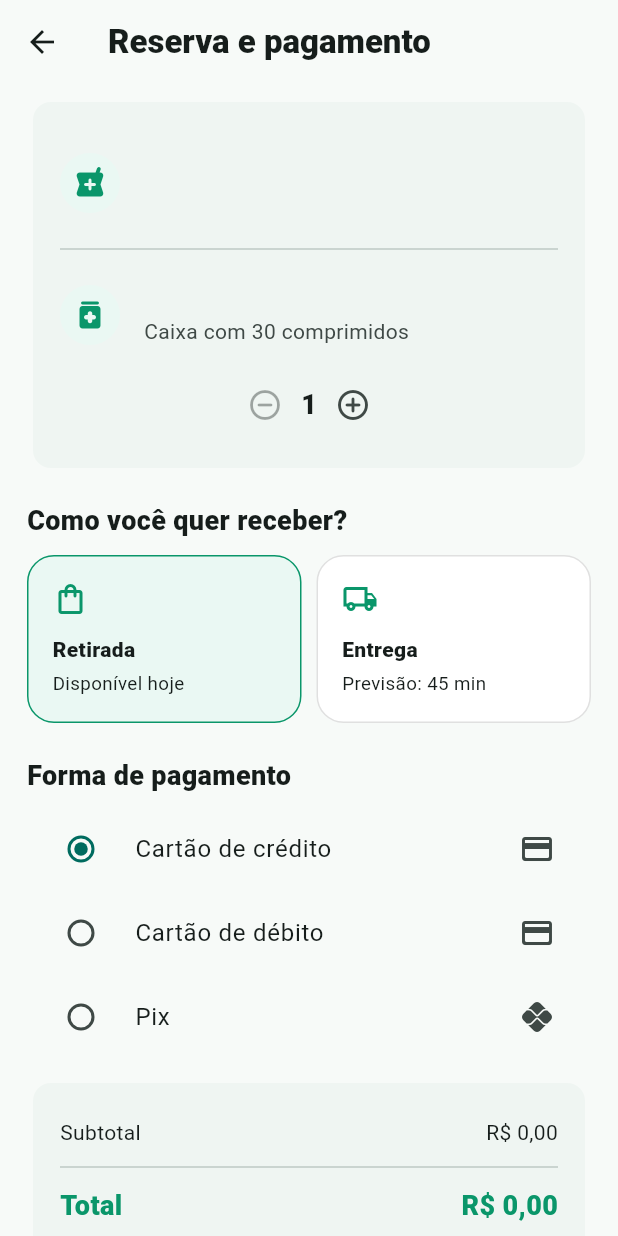
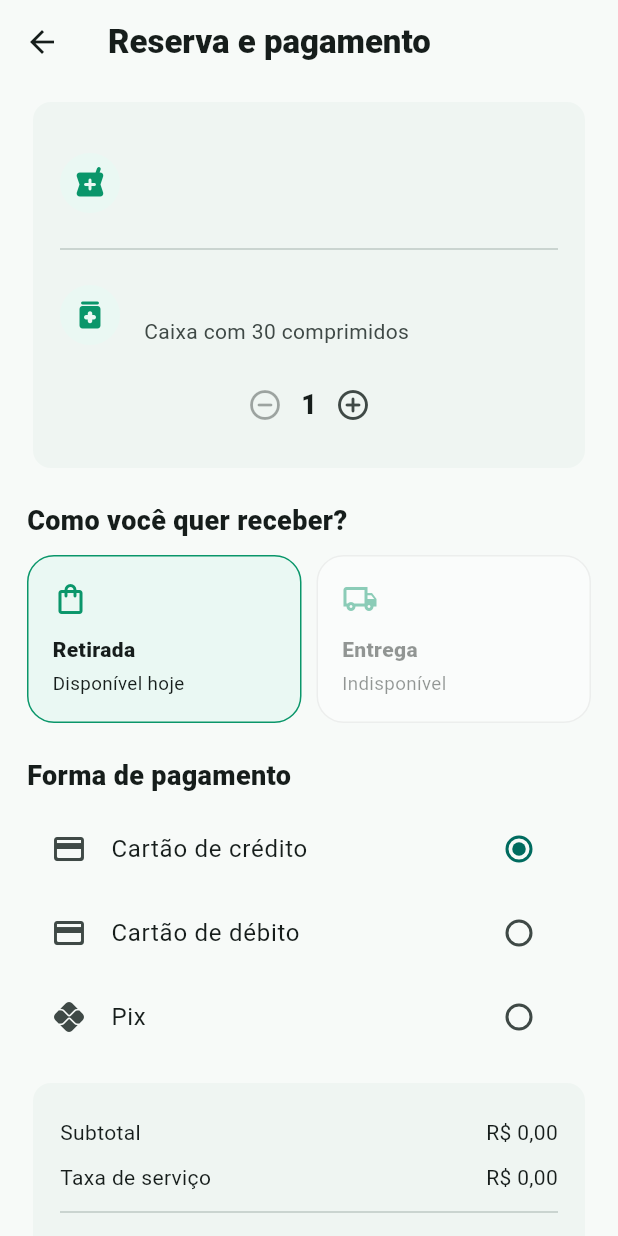
Before and after one commit to Aleks-Pires/ESDM-FarmAqui, a Flutter app: the ReservationPage screen opened directly with empty values, on a phone screen of 412 x 824 dp. Run offline on Flutter 3.47's test engine with Material 3 defaults, Android fonts, the phone set to English and light mode, and no system bars; our stand-ins replace flutter_secure_storage, geolocator; accounts and stored records are empty.

Commit message:
feat: integra reserva, receita e pagamento simulados

```diff
--- a/lib/features/medication/presentation/pages/reservation_page.dart
+++ b/lib/features/medication/presentation/pages/reservation_page.dart
@@ -1,4 +1,6 @@
 import 'package:flutter/material.dart';
+
+import '../../data/services/medication_service.dart';
 
 final class ReservationPage extends StatefulWidget {
   const ReservationPage({
@@ -6,6 +8,8 @@ final class ReservationPage extends StatefulWidget {
     required this.medicine,
     required this.city,
     required this.price,
+    required this.deliveryAvailable,
+    required this.prescriptionRequired,
     super.key,
   });
 
@@ -13,18 +17,62 @@ final class ReservationPage extends StatefulWidget {
   final String medicine;
   final String city;
   final String price;
+  final bool deliveryAvailable;
+  final bool prescriptionRequired;
 
   @override
   State<ReservationPage> createState() => _ReservationPageState();
 }
 
 final class _ReservationPageState extends State<ReservationPage> {
+  final service = MedicationService();
+
   int quantity = 1;
   bool delivery = false;
+  bool prescriptionAttached = false;
+  bool confirming = false;
   String payment = 'Cartão de crédito';
 
-  void confirm() {
-    showDialog<void>(
+  double get unitPrice {
+    final normalized = widget.price
+        .replaceAll('R\$', '')
+        .replaceAll('.', '')
+        .replaceAll(',', '.')
+        .trim();
+
+    return double.tryParse(normalized) ?? 0;
+  }
+
+  String brl(double value) {
+    return 'R\$ ${value.toStringAsFixed(2).replaceAll('.', ',')}';
+  }
+
+  Future<void> confirm() async {
+    if (widget.prescriptionRequired && !prescriptionAttached) {
+      ScaffoldMessenger.of(context).showSnackBar(
+        const SnackBar(
+          content: Text(
+            'Este medicamento exige receita. Anexe a prescrição para continuar.',
+          ),
+        ),
+      );
+      return;
+    }
+
+    setState(() => confirming = true);
+
+    try {
+      final success = await service.createReservation(
+        pharmacy: widget.pharmacy,
+        medicine: widget.medicine,
+        quantity: quantity,
+        delivery: delivery,
+        payment: payment,
+      );
+
+      if (!mounted || !success) return;
+
+      await showDialog<void>(
         context: context,
         builder: (context) => AlertDialog(
           icon: const Icon(
@@ -32,36 +80,26 @@ final class _ReservationPageState extends State<ReservationPage> {
             color: Color(0xFF0A966A),
             size: 48,
           ),
-        title: const Text('Reserva confirmada'),
+          title: Text(delivery ? 'Pedido confirmado' : 'Reserva confirmada'),
           content: Text(
             delivery
-              ? 'Pedido registrado. Previsão de entrega: aproximadamente 45 minutos.'
-              : 'Pedido registrado e disponível para retirada hoje.',
+                ? 'Pagamento simulado aprovado. Previsão de entrega: aproximadamente 45 minutos.'
+                : 'Pagamento simulado aprovado. Medicamento reservado para retirada hoje.',
           ),
           actions: [
             FilledButton(
-            onPressed: () {
-              Navigator.pop(context);
-              Navigator.popUntil(context, (route) => route.isFirst);
-            },
+              onPressed: () => Navigator.pop(context),
               child: const Text('Concluir'),
             ),
           ],
         ),
       );
+
+      if (!mounted) return;
+      Navigator.popUntil(context, (route) => route.isFirst);
+    } finally {
+      if (mounted) setState(() => confirming = false);
     }
-
-  double get unitPrice {
-    final normalized = widget.price
-        .replaceAll('R\$', '')
-        .replaceAll('.', '')
-        .replaceAll(',', '.')
-        .trim();
-    return double.tryParse(normalized) ?? 0;
-  }
-
-  String brl(double value) {
-    return 'R\$ ' + value.toStringAsFixed(2).replaceAll('.', ',');
   }
 
   @override
@@ -92,7 +130,10 @@ final class _ReservationPageState extends State<ReservationPage> {
                     contentPadding: EdgeInsets.zero,
                     leading: const CircleAvatar(
                       backgroundColor: Color(0xFFEAF8F3),
-                      child: Icon(Icons.local_pharmacy_rounded, color: Color(0xFF0A966A)),
+                      child: Icon(
+                        Icons.local_pharmacy_rounded,
+                        color: Color(0xFF0A966A),
+                      ),
                     ),
                     title: Text(
                       widget.pharmacy,
@@ -105,7 +146,10 @@ final class _ReservationPageState extends State<ReservationPage> {
                     contentPadding: EdgeInsets.zero,
                     leading: const CircleAvatar(
                       backgroundColor: Color(0xFFEAF8F3),
-                      child: Icon(Icons.medication_rounded, color: Color(0xFF0A966A)),
+                      child: Icon(
+                        Icons.medication_rounded,
+                        color: Color(0xFF0A966A),
+                      ),
                     ),
                     title: Text(
                       widget.medicine,
@@ -147,6 +191,42 @@ final class _ReservationPageState extends State<ReservationPage> {
               ),
             ),
           ),
+          if (widget.prescriptionRequired) ...[
+            const SizedBox(height: 18),
+            Card(
+              elevation: 0,
+              color: prescriptionAttached
+                  ? const Color(0xFFEAF8F3)
+                  : const Color(0xFFFFF4DC),
+              child: ListTile(
+                leading: Icon(
+                  prescriptionAttached
+                      ? Icons.verified_rounded
+                      : Icons.receipt_long_outlined,
+                  color: prescriptionAttached
+                      ? const Color(0xFF0A966A)
+                      : const Color(0xFFE28A00),
+                ),
+                title: Text(
+                  prescriptionAttached
+                      ? 'Receita anexada'
+                      : 'Receita obrigatória',
+                  style: const TextStyle(fontWeight: FontWeight.w800),
+                ),
+                subtitle: const Text(
+                  'Simulação de envio e validação da prescrição.',
+                ),
+                trailing: TextButton(
+                  onPressed: () {
+                    setState(() => prescriptionAttached = true);
+                  },
+                  child: Text(
+                    prescriptionAttached ? 'Validada' : 'Anexar',
+                  ),
+                ),
+              ),
+            ),
+          ],
           const SizedBox(height: 18),
           const Text(
             'Como você quer receber?',
@@ -168,10 +248,17 @@ final class _ReservationPageState extends State<ReservationPage> {
               Expanded(
                 child: _ReceiveOption(
                   selected: delivery,
+                  enabled: widget.deliveryAvailable,
                   icon: Icons.local_shipping_outlined,
                   title: 'Entrega',
-                  subtitle: 'Previsão: 45 min',
-                  onTap: () => setState(() => delivery = true),
+                  subtitle: widget.deliveryAvailable
+                      ? 'Previsão: 45 min'
+                      : 'Indisponível',
+                  onTap: () {
+                    if (widget.deliveryAvailable) {
+                      setState(() => delivery = true);
+                    }
+                  },
                 ),
               ),
             ],
@@ -183,16 +270,21 @@ final class _ReservationPageState extends State<ReservationPage> {
           ),
           const SizedBox(height: 8),
           ...['Cartão de crédito', 'Cartão de débito', 'Pix'].map(
-            (method) => RadioListTile<String>(
-              value: method,
-              groupValue: payment,
-              onChanged: (value) => setState(() => payment = value ?? payment),
-              title: Text(method),
-              secondary: Icon(
+            (method) => ListTile(
+              leading: Icon(
                 method == 'Pix'
                     ? Icons.pix_rounded
                     : Icons.credit_card_rounded,
               ),
+              title: Text(method),
+              trailing: Radio<String>(
+                value: method,
+                groupValue: payment,
+                onChanged: (value) {
+                  if (value != null) setState(() => payment = value);
+                },
+              ),
+              onTap: () => setState(() => payment = method),
             ),
           ),
           const SizedBox(height: 12),
@@ -207,6 +299,10 @@ final class _ReservationPageState extends State<ReservationPage> {
                     _SummaryRow(
                       label: 'Taxa de entrega',
                       value: brl(deliveryFee),
+                    ),
+                  const _SummaryRow(
+                    label: 'Taxa de serviço',
+                    value: 'R\$ 0,00',
                   ),
                   const Divider(),
                   _SummaryRow(
@@ -224,9 +320,26 @@ final class _ReservationPageState extends State<ReservationPage> {
               padding: const EdgeInsets.symmetric(vertical: 16),
               backgroundColor: const Color(0xFF0A966A),
             ),
-            onPressed: confirm,
-            icon: const Icon(Icons.lock_outline_rounded),
-            label: Text(delivery ? 'Confirmar pedido' : 'Confirmar reserva'),
+            onPressed: confirming ? null : confirm,
+            icon: confirming
+                ? const SizedBox.square(
+                    dimension: 18,
+                    child: CircularProgressIndicator(strokeWidth: 2),
+                  )
+                : const Icon(Icons.lock_outline_rounded),
+            label: Text(
+              confirming
+                  ? 'Processando...'
+                  : delivery
+                      ? 'Pagar e confirmar pedido'
+                      : 'Pagar e confirmar reserva',
+            ),
+          ),
+          const SizedBox(height: 8),
+          const Text(
+            'Pagamento e validação de receita são simulados para fins acadêmicos.',
+            textAlign: TextAlign.center,
+            style: TextStyle(fontSize: 12),
           ),
         ],
       ),
@@ -241,6 +354,7 @@ final class _ReceiveOption extends StatelessWidget {
     required this.title,
     required this.subtitle,
     required this.onTap,
+    this.enabled = true,
   });
 
   final bool selected;
@@ -248,29 +362,39 @@ final class _ReceiveOption extends StatelessWidget {
   final String title;
   final String subtitle;
   final VoidCallback onTap;
+  final bool enabled;
 
   @override
   Widget build(BuildContext context) {
     const green = Color(0xFF0A966A);
-    return InkWell(
+
+    return Opacity(
+      opacity: enabled ? 1 : 0.45,
+      child: InkWell(
         borderRadius: BorderRadius.circular(18),
-      onTap: onTap,
+        onTap: enabled ? onTap : null,
         child: Container(
           padding: const EdgeInsets.all(16),
           decoration: BoxDecoration(
             color: selected ? const Color(0xFFEAF8F3) : Colors.white,
             borderRadius: BorderRadius.circular(18),
-          border: Border.all(color: selected ? green : Colors.black12),
+            border: Border.all(
+              color: selected ? green : Colors.black12,
+            ),
           ),
           child: Column(
             crossAxisAlignment: CrossAxisAlignment.start,
             children: [
               Icon(icon, color: green),
               const SizedBox(height: 12),
-            Text(title, style: const TextStyle(fontWeight: FontWeight.w800)),
+              Text(
+                title,
+                style: const TextStyle(fontWeight: FontWeight.w800),
+              ),
               const SizedBox(height: 4),
               Text(subtitle, style: const TextStyle(fontSize: 12.5)),
             ],
+          ),
         ),
       ),
     );
```
Lines whose indentation alone changed are shown as unchanged.
